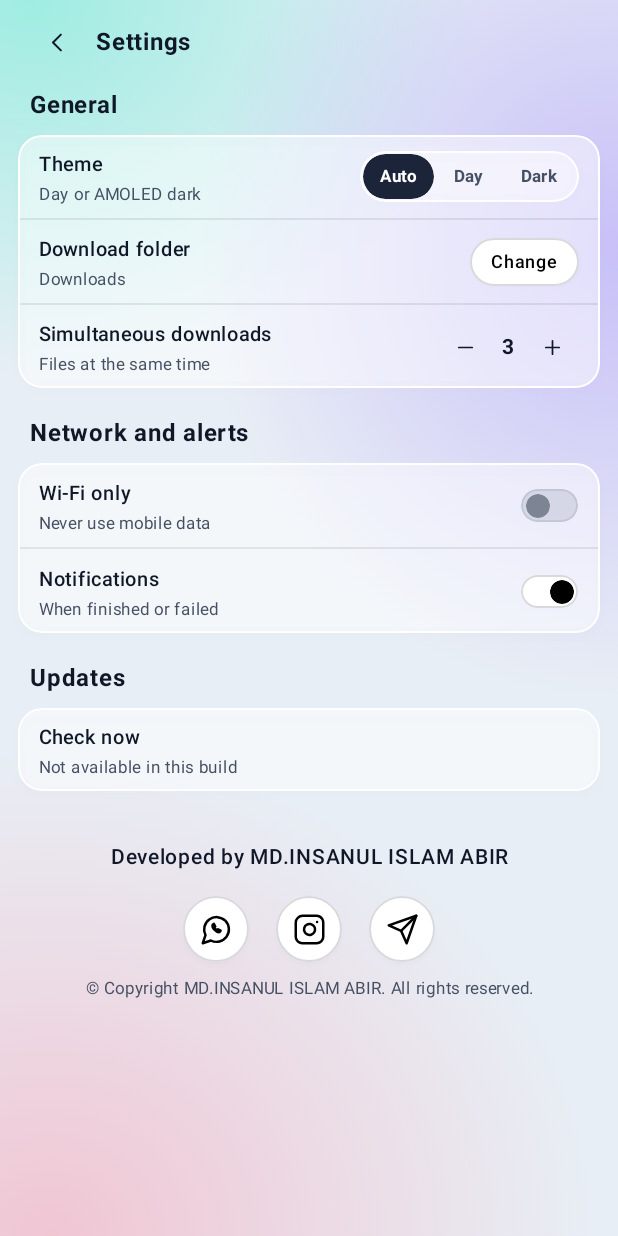
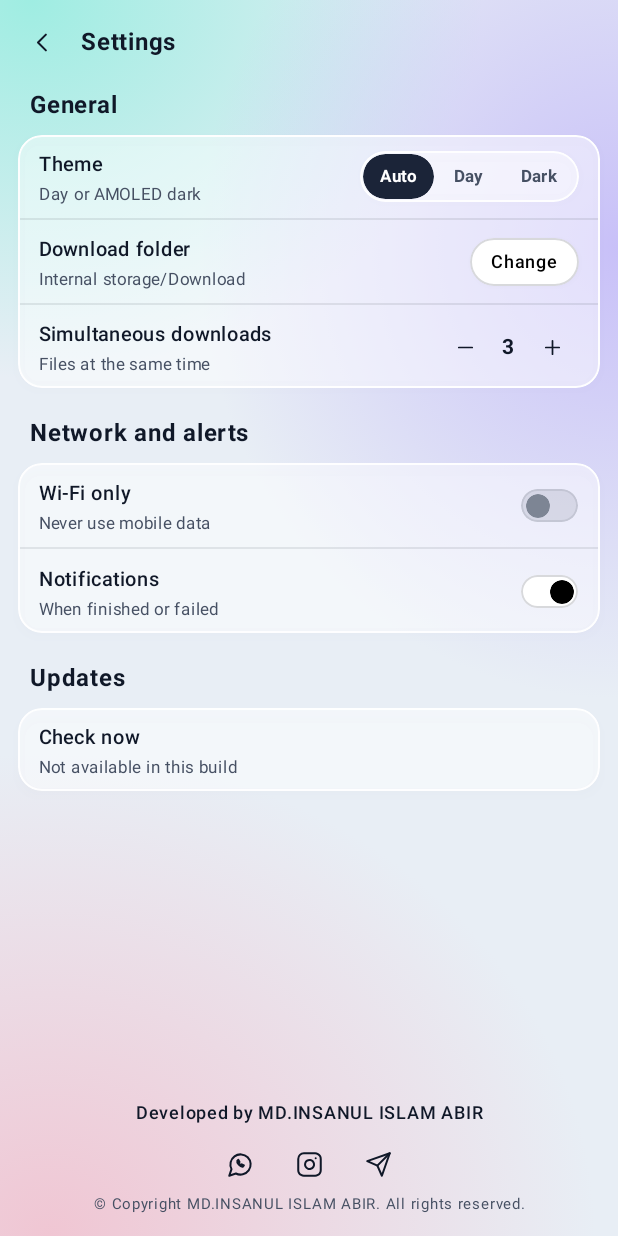
Before and after one commit to darkrider13/Downix, an Android app built with Jetpack Compose: the screen it shows after launch (MainActivity), after a tap on "Settings", on a phone screen of 412 x 824 dp. Run offline under Robolectric (Android 15) with nearby library versions, the phone set to English and light mode, and no system bars; our stand-ins replace Room's generated code; libraries missing offline, so code that uses them is left out: androidx.lifecycle, androidx.lifecycle.compose, androidx.lifecycle.viewModelScope, androidx.lifecycle.viewmodel.

Commit message:
Add files via upload

```diff
--- a/app/src/main/java/com/downly/app/DeveloperCredit.kt
+++ b/app/src/main/java/com/downly/app/DeveloperCredit.kt
@@ -35,7 +35,7 @@ internal object DeveloperInfo {
 }
 
 @Composable
-internal fun DeveloperCredit() {
+internal fun DeveloperCredit(modifier: Modifier = Modifier) {
     val c = Downly.colors
     val context = LocalContext.current
     val open: (String) -> Unit = { link ->
@@ -45,41 +45,43 @@ internal fun DeveloperCredit() {
             }
         }
     }
+    // Small and quiet, like the reference: bold name, three plain icons (no circles), faint copyright line.
     Column(
-        Modifier.fillMaxWidth().padding(horizontal = 24.dp),
+        modifier.fillMaxWidth().padding(horizontal = 24.dp),
         horizontalAlignment = Alignment.CenterHorizontally
     ) {
         Text(
             "Developed by ${DeveloperInfo.NAME}",
             color = c.text,
-            fontSize = 14.sp,
+            fontSize = 12.sp,
             fontWeight = FontWeight.SemiBold,
             textAlign = TextAlign.Center
         )
-        Spacer(Modifier.height(14.dp))
-        Row(horizontalArrangement = Arrangement.spacedBy(18.dp), verticalAlignment = Alignment.CenterVertically) {
+        Row(
+            Modifier.padding(top = 2.dp),
+            horizontalArrangement = Arrangement.spacedBy(6.dp),
+            verticalAlignment = Alignment.CenterVertically
+        ) {
             CreditIcon(DownlyIcons.WhatsApp, "WhatsApp") { open(DeveloperInfo.WHATSAPP) }
             CreditIcon(DownlyIcons.Instagram, "Instagram") { open(DeveloperInfo.INSTAGRAM) }
             CreditIcon(DownlyIcons.Telegram, "Telegram") { open(DeveloperInfo.TELEGRAM) }
         }
-        Spacer(Modifier.height(10.dp))
         Text(
             "\u00A9 Copyright ${DeveloperInfo.NAME}. All rights reserved.",
             color = c.textSecondary,
-            fontSize = 11.sp,
-            lineHeight = 15.sp,
+            fontSize = 10.sp,
+            lineHeight = 14.sp,
             textAlign = TextAlign.Center
         )
     }
 }
 
-/** Clear round white button with a black icon: easy to see and to tap (44 dp). */
 @Composable
 private fun CreditIcon(icon: ImageVector, description: String, onClick: () -> Unit) {
-    GlassIconButton(
+    PlainIconButton(
         icon = icon,
         description = description,
-        onClick = onClick,
-        size = 44.dp
+        tint = Downly.colors.text,
+        onClick = onClick
     )
 }
--- a/app/src/main/java/com/downly/app/DownlyTheme.kt
+++ b/app/src/main/java/com/downly/app/DownlyTheme.kt
@@ -897,7 +897,7 @@ internal fun DownlyToast(text: String, modifier: Modifier = Modifier) {
     Row(
         modifier
             .fillMaxWidth()
-            .glass(RoundedCornerShape(24.dp), strong = true)
+            .glass(RoundedCornerShape(24.dp), strong = true, flat = true)
             .heightIn(min = 48.dp)
             .padding(horizontal = 10.dp, vertical = 6.dp),
         verticalAlignment = Alignment.CenterVertically
--- a/app/src/main/java/com/downly/app/MainActivity.kt
+++ b/app/src/main/java/com/downly/app/MainActivity.kt
@@ -47,7 +47,9 @@ import androidx.compose.animation.shrinkVertically
 import androidx.compose.animation.slideInVertically
 import androidx.compose.animation.slideOutVertically
 import androidx.compose.foundation.ExperimentalFoundationApi
+import androidx.compose.foundation.Canvas
 import androidx.compose.foundation.background
+import androidx.compose.ui.graphics.drawscope.Stroke
 import androidx.compose.foundation.border
 import androidx.compose.foundation.clickable
 import androidx.compose.foundation.selection.toggleable
@@ -349,17 +351,11 @@ private fun MainScreen(
         }
     }
 
-    // The check starts 2 seconds after the app opens; if a new version is found the popup opens.
-    var updateAnnounced by rememberSaveable { mutableStateOf(false) }
+    // The check starts 2 seconds after the app opens. A new version only lights a small green dot on the
+    // Settings icon (no banner, no popup); the update itself is opened from Settings > Updates.
     LaunchedEffect(Unit) {
         delay(2000)
         vm.autoCheckForUpdates()
-    }
-    LaunchedEffect(updateState) {
-        if (updateState is UpdateState.Available && !updateAnnounced) {
-            updateAnnounced = true
-            showUpdate = true
-        }
     }
 
     // Permissions: notifications (Android 13+) and storage (Android 9 and below).
@@ -389,7 +385,10 @@ private fun MainScreen(
                 },
                 onPauseAll = vm::pauseAll,
                 onClearFinished = vm::clearFinished,
-                onSettings = { showSettings = true }
+                onSettings = { showSettings = true },
+                updatePending = updateState is UpdateState.Available ||
+                    updateState is UpdateState.Downloading ||
+                    updateState is UpdateState.ReadyToInstall
             )
             AnimatedVisibility(
                 visible = network == NetworkState.NONE,
@@ -397,15 +396,6 @@ private fun MainScreen(
                 exit = fadeOut(tween(150)) + shrinkVertically()
             ) {
                 OfflineBanner()
-            }
-            AnimatedVisibility(
-                visible = updateState is UpdateState.Available ||
-                    updateState is UpdateState.Downloading ||
-                    updateState is UpdateState.ReadyToInstall,
-                enter = fadeIn(tween(200)) + expandVertically(),
-                exit = fadeOut(tween(150)) + shrinkVertically()
-            ) {
-                UpdateBanner(state = updateState, onClick = { showUpdate = true })
             }
             if (downloads.isNotEmpty()) {
                 FilterBar(
@@ -484,8 +474,8 @@ private fun MainScreen(
 
         AnimatedVisibility(
             visible = toastText != null,
-            enter = fadeIn(tween(200)) + slideInVertically(tween(260)) { it },
-            exit = fadeOut(tween(200)) + slideOutVertically(tween(200)) { it },
+            enter = fadeIn(tween(130)) + slideInVertically(tween(170)) { it / 4 },
+            exit = fadeOut(tween(110)),
             modifier = Modifier
                 .align(Alignment.BottomStart)
                 .navigationBarsPadding()
@@ -595,7 +585,8 @@ private fun Header(
     onSearch: () -> Unit,
     onPauseAll: () -> Unit,
     onClearFinished: () -> Unit,
-    onSettings: () -> Unit
+    onSettings: () -> Unit,
+    updatePending: Boolean = false
 ) {
     val c = Downly.colors
     val active = downloads.count { it.isActive }
@@ -638,12 +629,21 @@ private fun Header(
             onClick = onClearFinished,
             enabled = finished > 0
         )
-        PlainIconButton(
-            icon = DownlyIcons.Settings,
-            description = "Settings",
-            tint = c.text,
-            onClick = onSettings
-        )
+        Box {
+            PlainIconButton(
+                icon = DownlyIcons.Settings,
+                description = if (updatePending) "Settings, update available" else "Settings",
+                tint = c.text,
+                onClick = onSettings
+            )
+            if (updatePending) {
+                // small green dot with a thin ring around it (a light gap between dot and line)
+                Canvas(Modifier.align(Alignment.TopEnd).padding(top = 5.dp, end = 5.dp).size(12.dp)) {
+                    drawCircle(c.green, radius = 3.5.dp.toPx())
+                    drawCircle(c.green.copy(alpha = 0.5f), radius = 5.5.dp.toPx(), style = Stroke(width = 1.dp.toPx()))
+                }
+            }
+        }
     }
 }
 
@@ -1307,8 +1307,8 @@ private fun SettingsScreen(
                 Row(
                     Modifier
                         .fillMaxWidth()
-                        .padding(start = 12.dp, end = 12.dp, top = 4.dp, bottom = 0.dp)
-                        .padding(horizontal = 6.dp, vertical = 4.dp),
+                        .padding(start = 8.dp, end = 12.dp, top = 4.dp, bottom = 0.dp)
+                        .padding(vertical = 4.dp),
                     verticalAlignment = Alignment.CenterVertically
                 ) {
                     PlainIconButton(
@@ -1342,7 +1342,6 @@ private fun SettingsScreen(
                         .weight(1f)
                         .fillMaxWidth()
                         .verticalScroll(rememberScrollState())
-                        .navigationBarsPadding()
                         .padding(bottom = 8.dp)
                 ) {
                     SettingSection("General", first = true)
@@ -1353,7 +1352,7 @@ private fun SettingsScreen(
                         SettingDivider()
                         SettingRow(
                             title = SettingNames.DOWNLOAD_FOLDER,
-                            subtitle = SaveLocation.folderLabel(draft.downloadFolder)
+                            subtitle = SaveLocation.folderPath(draft.downloadFolder)
                         ) {
                             PillButton(
                                 "Change",
@@ -1397,10 +1396,9 @@ private fun SettingsScreen(
                         )
                     }
 
-                    Spacer(Modifier.height(32.dp))
-                    DeveloperCredit()
-                    Spacer(Modifier.height(12.dp))
                 }
+
+                DeveloperCredit(Modifier.navigationBarsPadding().padding(top = 8.dp, bottom = 14.dp))
             }
         }
     }
@@ -1441,7 +1439,14 @@ internal fun SettingRow(title: String, subtitle: String, control: @Composable ()
     ) {
         Column(Modifier.weight(1f).padding(end = 12.dp)) {
             Text(title, color = Downly.colors.text, fontSize = 13.sp, fontWeight = FontWeight.Medium)
-            Text(subtitle, color = Downly.colors.textSecondary, fontSize = 11.sp, lineHeight = 15.sp)
+            Text(
+                subtitle,
+                color = Downly.colors.textSecondary,
+                fontSize = 11.sp,
+                lineHeight = 15.sp,
+                maxLines = 2,
+                overflow = TextOverflow.Ellipsis
+            )
         }
         control()
     }
```
Also changed, not shown: app/src/main/java/com/downly/app/SaveLocation.kt (+24 -0 lines).
